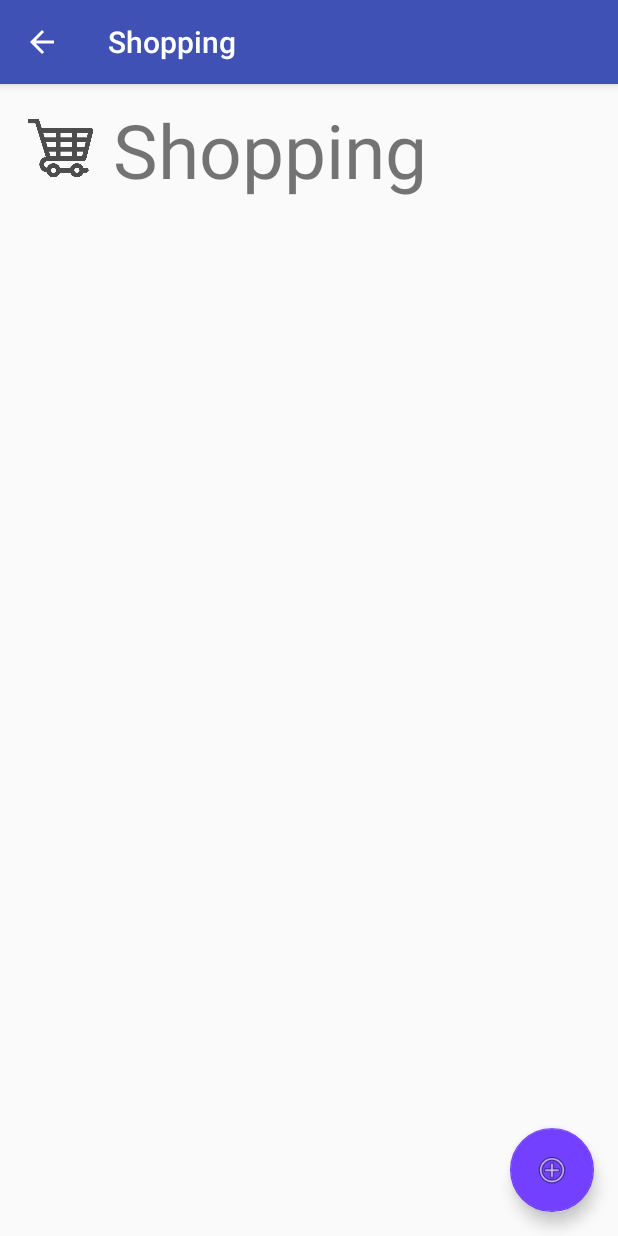
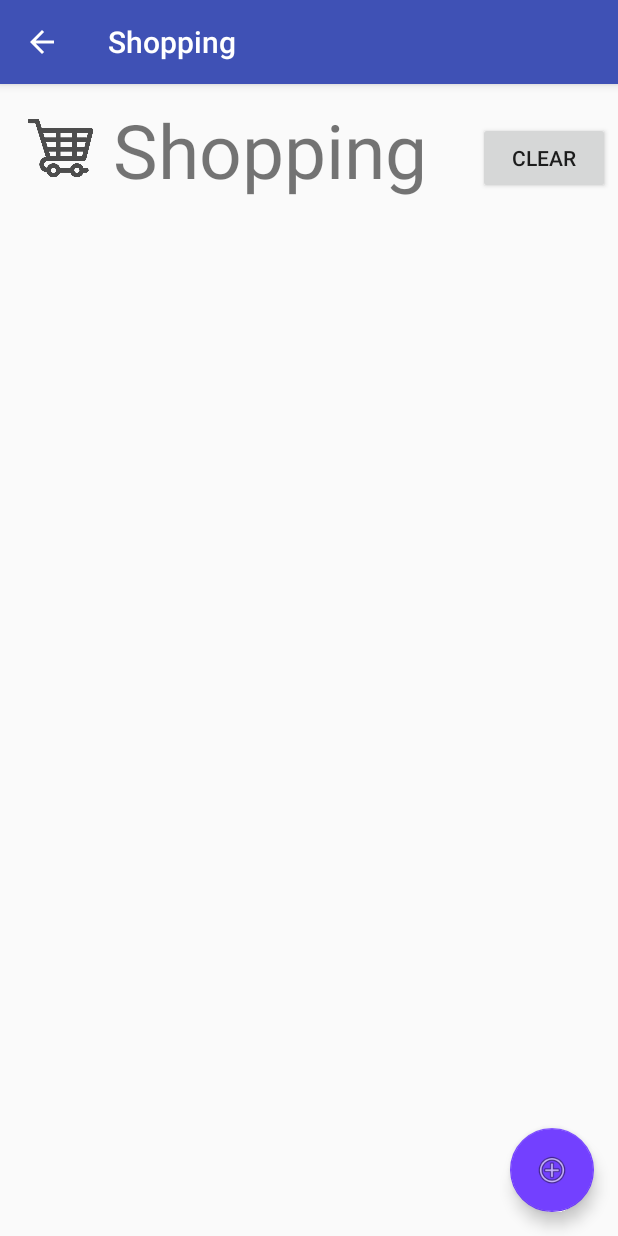
Before and after one commit to tiagoslucas/HomeManagement, an Android app: the ShoppingActivity screen opened directly, with no data from a screen before it, on a phone screen of 412 x 824 dp. Run offline under Robolectric (Android 15) with nearby library versions, the phone set to English and light mode, and no system bars.

Commit message:
Added "Clear Shoplist" Button

```diff
--- a/app/src/main/java/tiago/homemanagement/ShoppingActivity.java
+++ b/app/src/main/java/tiago/homemanagement/ShoppingActivity.java
@@ -100,4 +100,8 @@ public class ShoppingActivity extends AppCompatActivity implements LoaderManager
         }
         return super.onOptionsItemSelected(item);
     }
+
+    public void clearShoplist(View view) {
+        getContentResolver().delete(HomeContentProvider.TASKLIST_URI, TableTasklist.NAME_FIELD + "=?", new String[] { "shopping" });
+    }
 }
--- a/app/src/main/res/layout/content_shopping.xml
+++ b/app/src/main/res/layout/content_shopping.xml
@@ -28,6 +28,15 @@
         android:text="@string/text2"
         android:layout_toEndOf="@id/imageViewShop" />
 
+    <Button
+        android:layout_width="wrap_content"
+        android:layout_height="wrap_content"
+        android:text="Clear"
+        android:layout_alignParentEnd="true"
+        android:layout_marginTop="25dp"
+        android:layout_marginEnd="5dp"
+        android:onClick="clearShoplist" />
+
     <android.support.v7.widget.RecyclerView
         android:id="@+id/shoppingRecyclerView"
         android:layout_width="match_parent"
```
